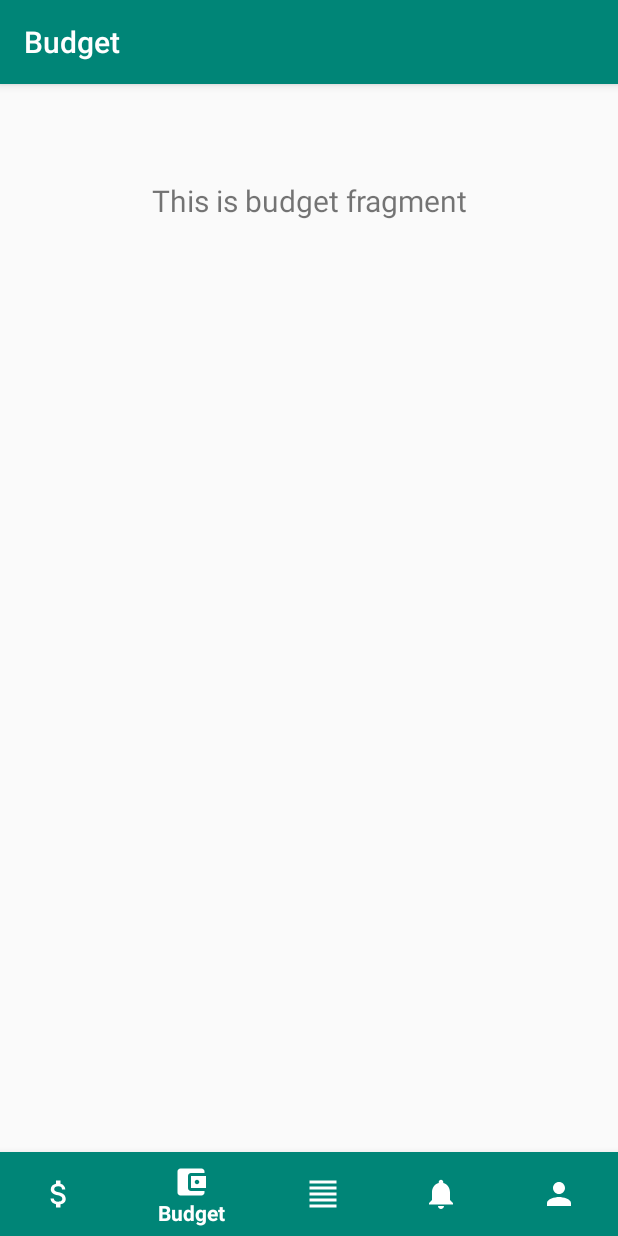
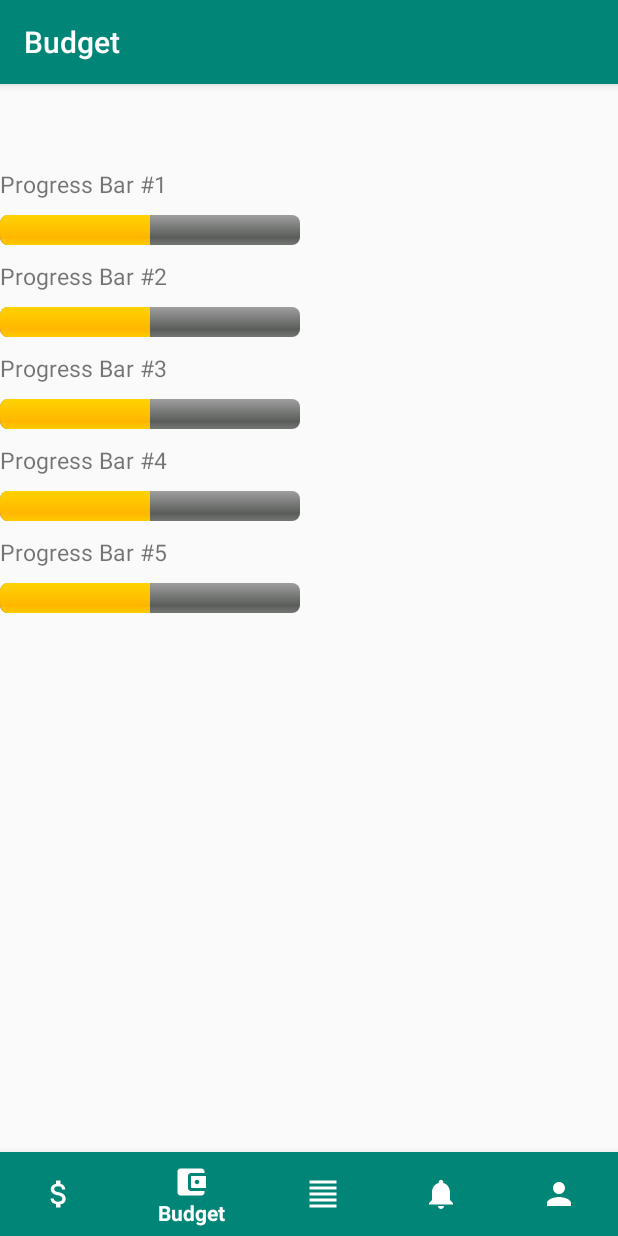
Before and after one commit to dileep-g/Smart-Budget-App, an Android app: the BudgetFragment screen opened through its navigation route, on a phone screen of 412 x 824 dp. Run offline under Robolectric (Android 15) with nearby library versions, the phone set to English and light mode, and no system bars; our stand-ins replace navigation-ui; libraries missing offline, so code that uses them is left out: com.opencsv.

Commit message:
addeded Progress Bars

```diff
--- a/app/src/main/java/com/iui/smartbudget/MainActivity.java
+++ b/app/src/main/java/com/iui/smartbudget/MainActivity.java
@@ -84,5 +84,4 @@ public class MainActivity extends AppCompatActivity {
 
         }
 
-
 }
--- a/app/src/main/java/com/iui/smartbudget/ui/budget/BudgetFragment.java
+++ b/app/src/main/java/com/iui/smartbudget/ui/budget/BudgetFragment.java
@@ -4,6 +4,7 @@ import android.os.Bundle;
 import android.view.LayoutInflater;
 import android.view.View;
 import android.view.ViewGroup;
+import android.widget.ProgressBar;
 import android.widget.TextView;
 
 import androidx.annotation.NonNull;
@@ -17,19 +18,27 @@ import com.iui.smartbudget.R;
 public class BudgetFragment extends Fragment {
 
     private BudgetViewModel budgetViewModel;
-
+    ProgressBar progressBar;
     public View onCreateView(@NonNull LayoutInflater inflater,
                              ViewGroup container, Bundle savedInstanceState) {
         budgetViewModel =
                 ViewModelProviders.of(this).get(BudgetViewModel.class);
         View root = inflater.inflate(R.layout.fragment_budget, container, false);
-        final TextView textView = root.findViewById(R.id.text_budget);
-        budgetViewModel.getText().observe(this, new Observer<String>() {
-            @Override
-            public void onChanged(@Nullable String s) {
-                textView.setText(s);
-            }
-        });
+        //final TextView textView = root.findViewById(R.id.text_budget);
+        //TextView textView1 = root.findViewById(R.id.textViewProgressBar1);
+        //progressBar = root.findViewById(R.id.progressBar);
+//        budgetViewModel.getText().observe(this, new Observer<String>() {
+//            @Override
+//            public void onChanged(@Nullable String s) {
+//                textView.setText(s);
+//            }
+//        });
         return root;
     }
+
+    public void prograssBar(){
+        progressBar.setSecondaryProgress(100);
+        progressBar.setProgress(10);
+        progressBar.setMax(100);
+    }
 }
--- a/app/src/main/res/layout/fragment_budget.xml
+++ b/app/src/main/res/layout/fragment_budget.xml
@@ -4,16 +4,121 @@
     android:layout_width="match_parent"
     android:layout_height="match_parent">
 
+    <RelativeLayout
+        android:layout_width="match_parent"
+        android:layout_height="match_parent"
+        >
+        <TextView
+            android:id="@+id/textViewProgressBar1"
+            android:layout_width="match_parent"
+            android:layout_height="wrap_content"
+            android:text="Progress Bar #1"
+            android:textSize="15dp" />
+
+        <ProgressBar
+            android:id="@+id/progressBar1"
+            style="@android:style/Widget.ProgressBar.Horizontal"
+            android:layout_width="200dp"
+            android:layout_height="wrap_content"
+            android:layout_marginTop="10dp"
+            android:layout_below="@id/textViewProgressBar1"
+            android:progress="75"
+            android:max="150"
+            android:textAlignment="center"
+            android:layout_marginBottom="10dp"/>
+
+        <TextView
+        android:id="@+id/textViewProgressBar2"
+        android:layout_width="match_parent"
+        android:layout_height="wrap_content"
+        android:text="Progress Bar #2"
+        android:textSize="15dp"
+        android:layout_below="@id/progressBar1" />
+
+        <ProgressBar
+            android:id="@+id/progressBar2"
+            style="@android:style/Widget.ProgressBar.Horizontal"
+            android:layout_width="200dp"
+            android:layout_height="wrap_content"
+            android:layout_marginTop="10dp"
+            android:progress="75"
+            android:max="150"
+            android:textAlignment="center"
+            android:layout_below="@id/textViewProgressBar2"
+            android:layout_marginBottom="10dp"/>
+
+        <TextView
+            android:id="@+id/textViewProgressBar3"
+            android:layout_width="match_parent"
+            android:layout_height="wrap_content"
+            android:text="Progress Bar #3"
+            android:textSize="15dp"
+            android:layout_below="@id/progressBar2" />
+
+        <ProgressBar
+            android:id="@+id/progressBar3"
+            style="@android:style/Widget.ProgressBar.Horizontal"
+            android:layout_width="200dp"
+            android:layout_height="wrap_content"
+            android:layout_marginTop="10dp"
+            android:progress="75"
+            android:max="150"
+            android:textAlignment="center"
+            android:layout_below="@id/textViewProgressBar3"
+            android:layout_marginBottom="10dp"/>
+
+        <TextView
+            android:id="@+id/textViewProgressBar4"
+            android:layout_width="match_parent"
+            android:layout_height="wrap_content"
+            android:text="Progress Bar #4"
+            android:textSize="15dp"
+            android:layout_below="@id/progressBar3" />
+
+        <ProgressBar
+            android:id="@+id/progressBar4"
+            style="@android:style/Widget.ProgressBar.Horizontal"
+            android:layout_width="200dp"
+            android:layout_height="wrap_content"
+            android:layout_marginTop="10dp"
+            android:progress="75"
+            android:max="150"
+            android:textAlignment="center"
+            android:layout_below="@id/textViewProgressBar4"
+            android:layout_marginBottom="10dp"/>
+
+        <TextView
+            android:id="@+id/textViewProgressBar5"
+            android:layout_width="match_parent"
+            android:layout_height="wrap_content"
+            android:text="Progress Bar #5"
+            android:textSize="15dp"
+            android:layout_below="@id/progressBar4" />
+
+        <ProgressBar
+            android:id="@+id/progressBar5"
+            style="@android:style/Widget.ProgressBar.Horizontal"
+            android:layout_width="200dp"
+            android:layout_height="wrap_content"
+            android:layout_marginTop="10dp"
+            android:progress="75"
+            android:max="150"
+            android:textAlignment="center"
+            android:layout_below="@id/textViewProgressBar5"
+            android:layout_marginBottom="10dp"/>
+    </RelativeLayout>
+
+
     <TextView
         android:id="@+id/text_budget"
         android:layout_width="match_parent"
         android:layout_height="wrap_content"
         android:layout_marginStart="8dp"
-        android:layout_marginTop="8dp"
         android:layout_marginEnd="8dp"
         android:textAlignment="center"
         android:textSize="20sp"
         app:layout_constraintEnd_toEndOf="parent"
+        app:layout_constraintHorizontal_bias="0.0"
         app:layout_constraintStart_toStartOf="parent"
         app:layout_constraintTop_toTopOf="parent" />
 </androidx.constraintlayout.widget.ConstraintLayout>
--- a/build.gradle
+++ b/build.gradle
@@ -7,7 +7,7 @@ buildscript {
 
     }
     dependencies {
-        classpath 'com.android.tools.build:gradle:3.5.1'
+        classpath 'com.android.tools.build:gradle:3.5.2'
 
         // NOTE: Do not place your application dependencies here; they belong
         // in the individual module build.gradle files
```
